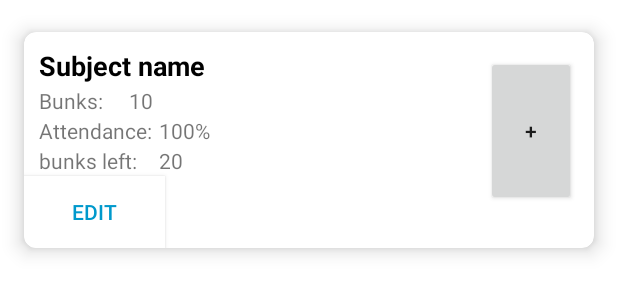
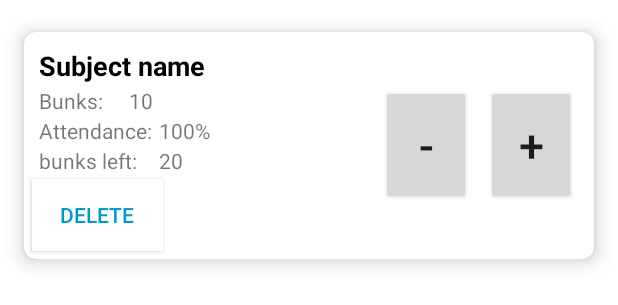
Before and after one commit to dhanpraja231/Aucademics, an Android app: the layout bunk_rv_view_holder.xml on its own in the app's theme, with its tools: preview values and no code run, on a phone screen of 412 x 824 dp. Shown: the top 305 px of the screen. Run offline under Robolectric (Android 15) with nearby library versions, the phone set to English and light mode, and no system bars.

Commit message:
bunk manager 80%completed

```diff
--- a/app/src/main/java/com/example/aucademics/bunkFragment/BunkFragment.java
+++ b/app/src/main/java/com/example/aucademics/bunkFragment/BunkFragment.java
@@ -18,10 +18,11 @@ import java.util.ArrayList;
 
 public class BunkFragment extends Fragment {
     RecyclerView rvBunkList;
-    BunkManagerDBHelper db = new BunkManagerDBHelper(this.getContext());
-    public View onCreateViewHolder(LayoutInflater inflater, ViewGroup container, Bundle savedInstanceState) {
+
+    public View onCreateView(LayoutInflater inflater, ViewGroup container, Bundle savedInstanceState) {
         ViewGroup root = (ViewGroup) inflater.inflate(R.layout.bunk_fragment, container, false);
         rvBunkList = root.findViewById(R.id.rv_bunk_list);
+        BunkManagerDBHelper db = new BunkManagerDBHelper(this.getContext(),"userBunkDB",null,1);
         ArrayList<BunkItem> data = db.getAllSubjects();
         System.out.println("Datalist ="+ data);
         bunkRVAdapter rvListAdapter = new bunkRVAdapter(data);
--- a/app/src/main/java/com/example/aucademics/cgpaFragment/CgpaFragment.java
+++ b/app/src/main/java/com/example/aucademics/cgpaFragment/CgpaFragment.java
@@ -12,7 +12,7 @@ import com.example.aucademics.R;
 
 public class CgpaFragment extends Fragment {
     RecyclerView rvBunkList;
-    public View onCreateViewHolder(LayoutInflater inflater, ViewGroup container, Bundle savedInstanceState){
+    public View onCreateView(LayoutInflater inflater, ViewGroup container, Bundle savedInstanceState){
         ViewGroup root = (ViewGroup) inflater.inflate(R.layout.cgpa_fragment,container,false);
         return root;
     }
--- a/app/src/main/java/com/example/aucademics/homePage/EnterDetails.java
+++ b/app/src/main/java/com/example/aucademics/homePage/EnterDetails.java
@@ -63,6 +63,8 @@ public class EnterDetails extends AppCompatActivity {
         semesterGet = findViewById(R.id.s_semester);
         departmentGet = findViewById(R.id.s_department);
         regulationGet = findViewById(R.id.s_regulations);
+        BunkManagerDBHelper db = new BunkManagerDBHelper(EnterDetails.this,"userBunkDB",null,1);
+        db.open();
         submitDetails.setOnClickListener(new View.OnClickListener() {
 
             @Override
@@ -81,11 +83,13 @@ public class EnterDetails extends AppCompatActivity {
                 DepartmentDetailsAccess detailsAccess = DepartmentDetailsAccess.getInstance(getBaseContext());
                 detailsAccess.open();
                 bunkItemArrayList = detailsAccess.getSubjectsForBunk(userRegulation,userDepartment,userSemester);
+                //detailsAccess.close();
                 System.out.println("list: "+bunkItemArrayList);
                 BunkManagerDBHelper db = new BunkManagerDBHelper(EnterDetails.this,"userBunkDB",null,1);
+                db.upgrade();
                 db.initialize(bunkItemArrayList);
+                db.close();
                 db.open();
-
 
                 startActivity(new Intent(EnterDetails.this, bunkNcgpa.class));
                 finish();
--- a/app/src/main/res/layout/bunk_rv_view_holder.xml
+++ b/app/src/main/res/layout/bunk_rv_view_holder.xml
@@ -22,8 +22,8 @@
         <!--Text View to display Course Name-->
         <TextView
             android:id="@+id/bunk_rv_subject_name"
-            android:layout_width="200sp"
-            android:layout_height="120dp"
+            android:layout_width="wrap_content"
+            android:layout_height="wrap_content"
             android:layout_marginStart="10dp"
             android:layout_marginTop="10dp"
             android:singleLine="true"
@@ -39,12 +39,24 @@
         <androidx.appcompat.widget.AppCompatButton
             android:id="@+id/bunk_holder_increment_button"
             android:layout_width="60sp"
-            android:layout_height="100dp"
+            android:layout_height="80dp"
             android:layout_alignParentStart="true"
             android:layout_alignParentTop="true"
             android:layout_marginStart="308dp"
-            android:layout_marginTop="16dp"
+            android:layout_marginTop="35dp"
+            android:textSize="30dp"
             android:text="+" />
+
+        <androidx.appcompat.widget.AppCompatButton
+            android:id="@+id/bunk_holder_decrement_button"
+            android:layout_width="60sp"
+            android:layout_height="80dp"
+            android:layout_alignParentStart="true"
+            android:layout_alignParentTop="true"
+            android:layout_marginStart="238dp"
+            android:layout_marginTop="35dp"
+            android:textSize="30dp"
+            android:text="-" />
 
 
         <TextView
@@ -100,17 +112,19 @@
             android:layout_marginTop="76dp"/>
 
         <androidx.appcompat.widget.AppCompatButton
-            android:id="@+id/bunk_holder_edit_button"
+            android:id="@+id/bunk_holder_del_button"
             android:layout_width="80dp"
             android:layout_height="wrap_content"
             android:layout_alignParentStart="true"
             android:layout_alignParentTop="true"
             android:layout_alignParentEnd="true"
-            android:layout_marginTop="96dp"
-            android:layout_marginEnd="286dp"
-            android:text="Edit"
+            android:layout_marginStart="5dp"
+            android:layout_marginTop="98dp"
+            android:layout_marginEnd="287dp"
+            android:layout_marginBottom="5dp"
             android:background="@color/white"
-            android:textColor="@android:color/holo_blue_dark"/>
+            android:text="Delete"
+            android:textColor="@android:color/holo_blue_dark" />
 
     </RelativeLayout>
 
--- a/app/src/main/res/layout/homepage.xml
+++ b/app/src/main/res/layout/homepage.xml
@@ -49,7 +49,7 @@
             app:layout_constraintTop_toTopOf="parent"
             app:layout_constraintVertical_bias="0.0" />
 
-        <androidx.viewpager.widget.ViewPager
+        <androidx.viewpager2.widget.ViewPager2
             android:id="@+id/login_viewPager"
             android:layout_width="match_parent"
             android:layout_height="670sp"
@@ -61,7 +61,7 @@
             app:layout_constraintTop_toTopOf="parent"
             app:layout_constraintVertical_bias="1.0">
 
-        </androidx.viewpager.widget.ViewPager>
+        </androidx.viewpager2.widget.ViewPager2>
 
 
 
--- a/app/src/main/res/values/themes.xml
+++ b/app/src/main/res/values/themes.xml
@@ -1,6 +1,6 @@
 <resources xmlns:tools="http://schemas.android.com/tools">
     <!-- Base application theme. -->
-    <style name="Theme.Aucademics" parent="Theme.MaterialComponents.DayNight.DarkActionBar">
+    <style name="Theme.Aucademics" parent="Theme.MaterialComponents.DayNight.NoActionBar">
         <!-- Primary brand color. -->
         <item name="colorPrimary">@color/purple_500</item>
         <item name="colorPrimaryVariant">@color/purple_700</item>
--- a/build.gradle
+++ b/build.gradle
@@ -5,7 +5,7 @@ buildscript {
         jcenter()
     }
     dependencies {
-        classpath "com.android.tools.build:gradle:4.1.1"
+        classpath 'com.android.tools.build:gradle:4.1.2'
 
         // NOTE: Do not place your application dependencies here; they belong
         // in the individual module build.gradle files
```
Also changed, not shown: app/src/main/java/com/example/aucademics/bunkFragment/BunkItem.java (+15 -5 lines), app/src/main/java/com/example/aucademics/bunkFragment/bunkRVAdapter.java (+26 -2 lines), app/src/main/java/com/example/aucademics/databases/DepartmentDetailsAccess.java (+4 -5 lines), app/src/main/java/com/example/aucademics/databases/bunkManagerDB/BunkManagerDBHelper.java (+44 -9 lines), app/src/main/java/com/example/aucademics/homePage/HomepageFragmentAdapter.java (+12 -11 lines), app/src/main/java/com/example/aucademics/homePage/bunkNcgpa.java (+72 -9 lines), app/src/main/res/menu/navbar_menu.xml (+7 -3 lines), gradle/wrapper/gradle-wrapper.properties.
